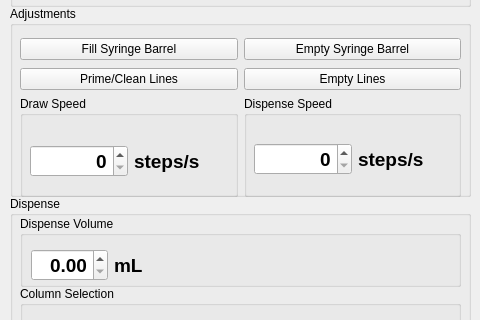
Wyss/automated-chromatography, file SEC_GUI/mainwindow.ui: the form before one commit; both pictures show x 0 to 480 and y 153 to 473 of the 480 by 800 pixel window.
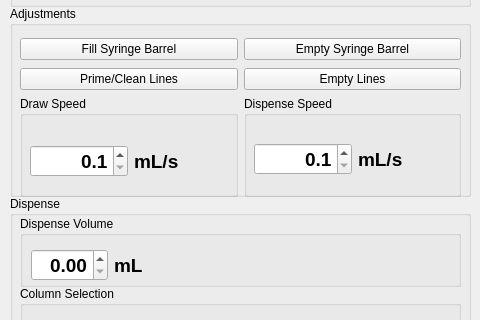
The form after the commit. Icons and pictures are not drawn.

The edit to the form file:
```diff
--- a/SEC_GUI/mainwindow.ui
+++ b/SEC_GUI/mainwindow.ui
@@ -847,7 +847,6 @@
               <property name="font">
                <font>
                 <pointsize>14</pointsize>
-                <weight>75</weight>
                 <bold>true</bold>
                </font>
               </property>
@@ -855,7 +854,13 @@
                <set>Qt::AlignRight|Qt::AlignTrailing|Qt::AlignVCenter</set>
               </property>
               <property name="decimals">
-               <number>0</number>
+               <number>1</number>
+              </property>
+              <property name="minimum">
+               <double>0.100000000000000</double>
+              </property>
+              <property name="maximum">
+               <double>3.300000000000000</double>
               </property>
               <property name="singleStep">
                <double>100.000000000000000</double>
@@ -867,12 +872,11 @@
               <property name="font">
                <font>
                 <pointsize>14</pointsize>
-                <weight>75</weight>
                 <bold>true</bold>
                </font>
               </property>
               <property name="text">
-               <string>steps/s</string>
+               <string>mL/s</string>
               </property>
              </widget>
             </item>
@@ -904,7 +908,6 @@
               <property name="font">
                <font>
                 <pointsize>14</pointsize>
-                <weight>75</weight>
                 <bold>true</bold>
                </font>
               </property>
@@ -912,7 +915,13 @@
                <set>Qt::AlignRight|Qt::AlignTrailing|Qt::AlignVCenter</set>
               </property>
               <property name="decimals">
-               <number>0</number>
+               <number>1</number>
+              </property>
+              <property name="minimum">
+               <double>0.100000000000000</double>
+              </property>
+              <property name="maximum">
+               <double>3.300000000000000</double>
               </property>
               <property name="singleStep">
                <double>100.000000000000000</double>
@@ -924,12 +933,11 @@
               <property name="font">
                <font>
                 <pointsize>14</pointsize>
-                <weight>75</weight>
                 <bold>true</bold>
                </font>
               </property>
               <property name="text">
-               <string>steps/s</string>
+               <string>mL/s</string>
               </property>
              </widget>
             </item>
```
Left out of the diff: 18 changed lines with no effect on the pictures.
